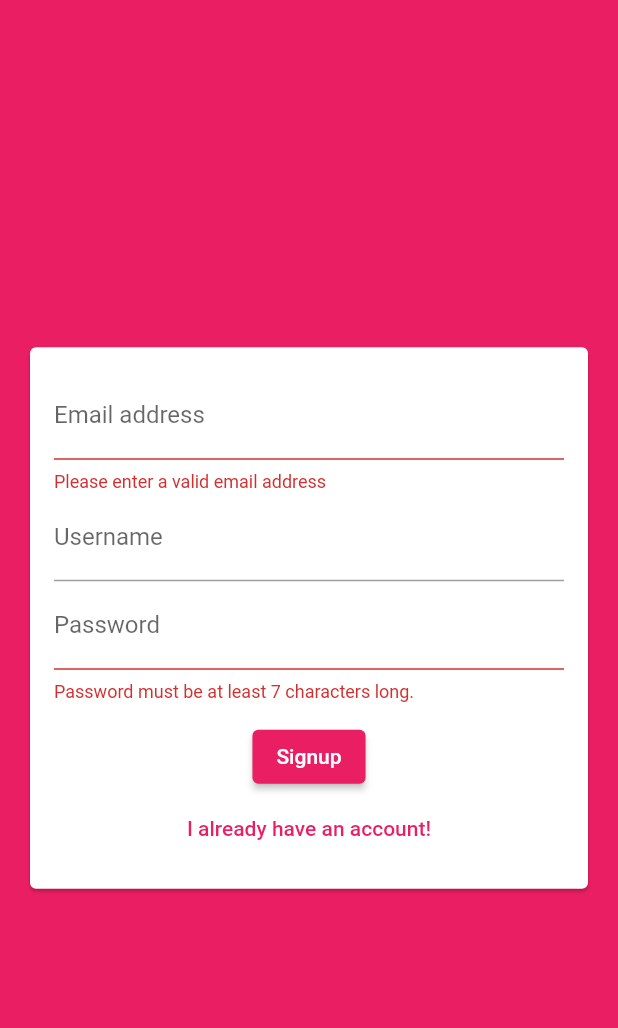
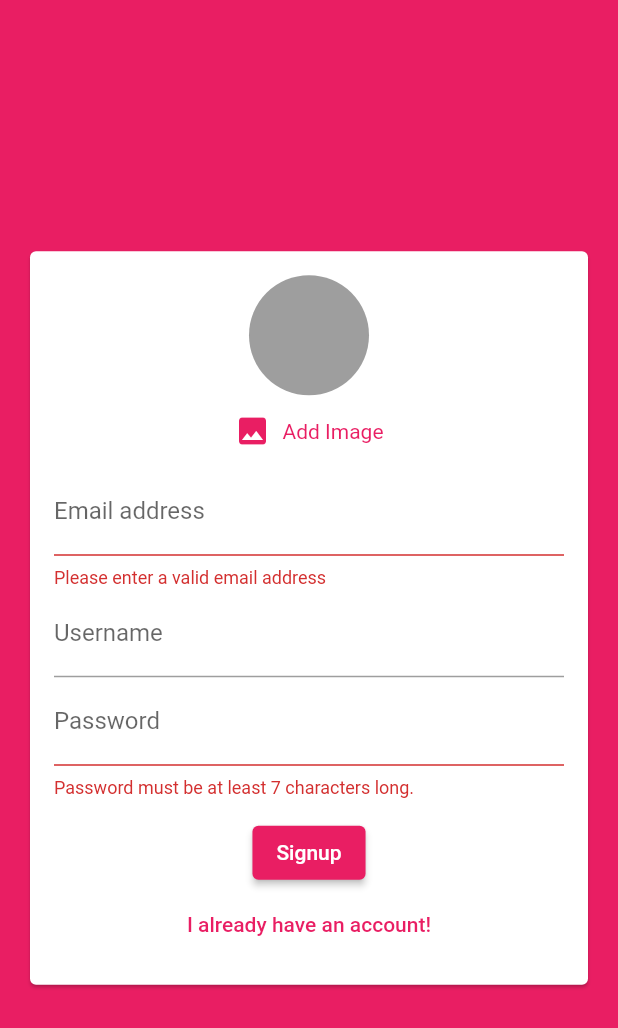
Before and after one commit to wcares/firebase_services, a Flutter app: the screen it shows after launch, after a tap on "Login", after a tap on "Create new account", on a phone screen of 412 x 824 dp. Shown: the top 1028 px of the screen. Run offline on Flutter 3.47's test engine with Material 2 defaults, Android fonts, the phone set to English and light mode, and no system bars; our stand-ins replace cloud_firestore, firebase_auth, firebase_core, firebase_messaging, firebase_storage, image_picker; accounts and stored records are empty.

Commit message:
Added firebaes cloud function and more refined chat functionalities

```diff
--- a/lib/screens/auth_screen.dart
+++ b/lib/screens/auth_screen.dart
@@ -1,8 +1,10 @@
+import 'dart:io';
 import 'package:cloud_firestore/cloud_firestore.dart';
 import 'package:firebase_auth/firebase_auth.dart';
 import 'package:firebase_chat/widgets/auth/auth_form.dart';
 import 'package:flutter/material.dart';
 import 'package:flutter/services.dart';
+import 'package:firebase_storage/firebase_storage.dart';
 
 class AuthScreen extends StatefulWidget {
   const AuthScreen({Key key}) : super(key: key);
@@ -20,6 +22,7 @@ class _AuthScreenState extends State<AuthScreen> {
     String email,
     String username,
     String password,
+    File image,
     bool isLogin,
     BuildContext ctx,
   ) async {
@@ -38,13 +41,20 @@ class _AuthScreenState extends State<AuthScreen> {
           email: email,
           password: password,
         );
+
+        final ref = FirebaseStorage.instance
+            .ref()
+            .child("user_image")
+            .child('${authResult.user.uid}.jpg');
+
+        await ref.putFile(image).whenComplete(() => null);
+
+        final url = await ref.getDownloadURL();
+
         await FirebaseFirestore.instance
             .collection('users')
             .doc(authResult.user.uid)
-            .set({
-          'username': username,
-          'email': email,
-        });
+            .set({'username': username, 'email': email, 'image_url': url});
       }
     } on PlatformException catch (err) {
       var message = "An error occurred, please check your credentials!";
--- a/lib/widgets/auth/auth_form.dart
+++ b/lib/widgets/auth/auth_form.dart
@@ -1,4 +1,7 @@
+import 'dart:io';
+import 'package:firebase_chat/widgets/pickers/user_image_picker.dart';
 import 'package:flutter/material.dart';
+import 'package:image_picker/image_picker.dart';
 
 class AuthForm extends StatefulWidget {
   const AuthForm(this.submitFn, this.isLoading, {Key key}) : super(key: key);
@@ -8,6 +11,7 @@ class AuthForm extends StatefulWidget {
     String email,
     String username,
     String password,
+    File image,
     bool isLogin,
     BuildContext context,
   ) submitFn;
@@ -22,10 +26,25 @@ class _AuthFormState extends State<AuthForm> {
   String _userEmail = '';
   String _userName = '';
   String _userPassword = '';
+  File _userImageFile;
+
+  void _pickedImage(File image) {
+    _userImageFile = image;
+  }
 
   void _trySubmit() {
     final isValid = _formKey.currentState.validate();
     FocusScope.of(context).unfocus();
+
+    if (_userImageFile == null && !_isLogin) {
+      ScaffoldMessenger.of(context).showSnackBar(
+        SnackBar(
+          content: const Text("Please pick an image"),
+          backgroundColor: Theme.of(context).errorColor,
+        ),
+      );
+      return;
+    }
 
     if (isValid) {
       _formKey.currentState.save();
@@ -33,6 +52,7 @@ class _AuthFormState extends State<AuthForm> {
         _userEmail.trim(),
         _userName.trim(),
         _userPassword.trim(),
+        _userImageFile,
         _isLogin,
         context,
       );
@@ -52,6 +72,7 @@ class _AuthFormState extends State<AuthForm> {
               child: Column(
                 mainAxisSize: MainAxisSize.min,
                 children: [
+                  if (!_isLogin) UserImagePicker(_pickedImage),
                   TextFormField(
                     key: const ValueKey('email'),
                     validator: ((value) {
--- a/lib/widgets/chat/messages.dart
+++ b/lib/widgets/chat/messages.dart
@@ -28,6 +28,7 @@ class Messages extends StatelessWidget {
             chatDocs[index]['text'],
             chatDocs[index]['userId'] == userId,
             chatDocs[index]['username'],
+            chatDocs[index]['userImage'],
             key: ValueKey(chatDocs[index].hashCode),
           ),
         );
--- a/lib/widgets/chat/new_message.dart
+++ b/lib/widgets/chat/new_message.dart
@@ -1,6 +1,5 @@
 import 'package:cloud_firestore/cloud_firestore.dart';
 import 'package:firebase_auth/firebase_auth.dart';
-import 'package:firebase_core/firebase_core.dart';
 import 'package:flutter/material.dart';
 
 class NewMessage extends StatefulWidget {
@@ -25,7 +24,8 @@ class _NewMessageState extends State<NewMessage> {
       'text': _enteredMessage,
       'createdAt': Timestamp.now(),
       'userId': user.uid,
-      'username': userData['username']
+      'username': userData['username'],
+      'userImage': userData['image_url'],
     });
     _controller.clear();
   }
--- /dev/null
+++ b/lib/widgets/pickers/user_image_picker.dart
@@ -0,0 +1,52 @@
+import 'package:flutter/material.dart';
+import 'package:image_picker/image_picker.dart';
+import 'dart:io';
+
+class UserImagePicker extends StatefulWidget {
+  const UserImagePicker(this.imagePickFn, {Key key}) : super(key: key);
+
+  final void Function(File pickedImage) imagePickFn;
+
+  @override
+  _UserImagePickerState createState() => _UserImagePickerState();
+}
+
+class _UserImagePickerState extends State<UserImagePicker> {
+  File _pickedImage;
+
+  void _pickImage() async {
+    final ImagePicker picker = ImagePicker();
+    final pickedImageFile = await picker.pickImage(
+      source: ImageSource.camera,
+      imageQuality: 60,
+      maxWidth: 150,
+    );
+    setState(() {
+      _pickedImage = File(pickedImageFile.path);
+    });
+    widget.imagePickFn(_pickedImage);
+  }
+
+  @override
+  Widget build(BuildContext context) {
+    return Column(
+      children: [
+        CircleAvatar(
+          radius: 40,
+          backgroundColor: Colors.grey,
+          backgroundImage:
+              _pickedImage != null ? FileImage(_pickedImage) : null,
+        ),
+        TextButton.icon(
+          onPressed: _pickImage,
+          icon: const Icon(Icons.image),
+          label: const Text("Add Image"),
+          style: TextButton.styleFrom(
+              textStyle: TextStyle(
+            color: Theme.of(context).primaryColor,
+          )),
+        ),
+      ],
+    );
+  }
+}
--- a/pubspec.yaml
+++ b/pubspec.yaml
@@ -34,6 +34,9 @@ dependencies:
   firebase_core: ^2.3.0
   cloud_firestore: ^4.1.0
   firebase_auth: ^4.1.3
+  image_picker: ^0.8.6
+  firebase_storage: ^11.0.6
+  firebase_messaging: ^14.1.1
 
   # The following adds the Cupertino Icons font to your application.
   # Use with the CupertinoIcons class for iOS style icons.
```
Also changed, not shown: lib/screens/chat_screen.dart (+23 -2 lines), lib/widgets/chat/message_bubble.dart (+26 -9 lines), firebase.json (added), pubspec.lock, 9 other files.
